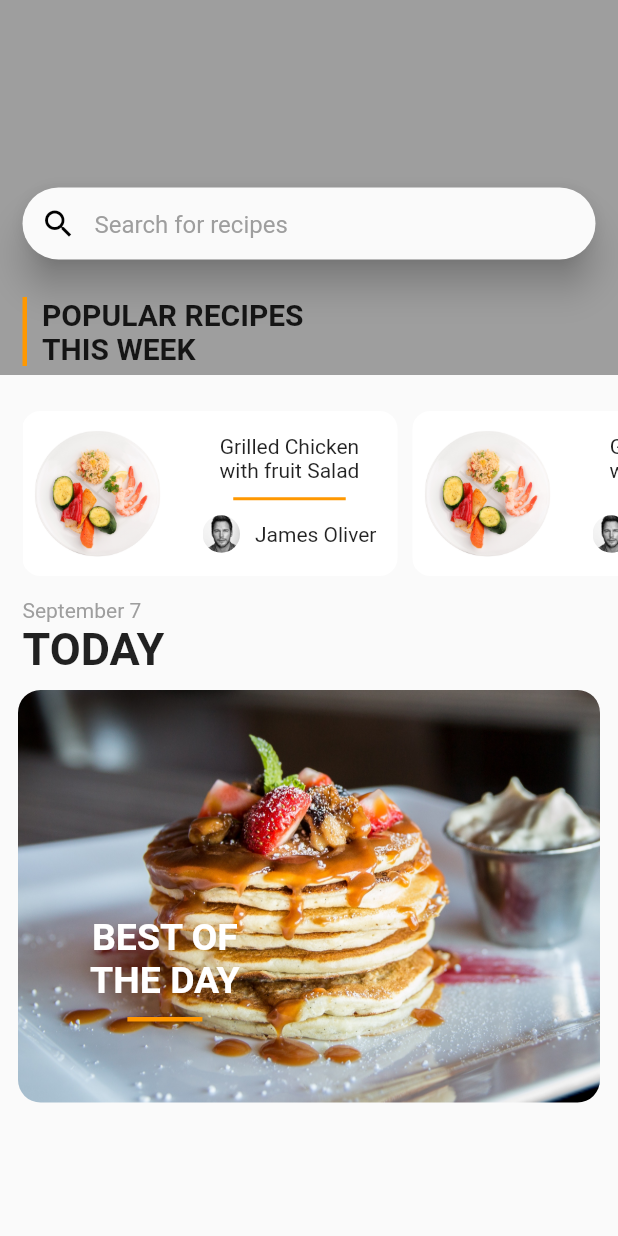
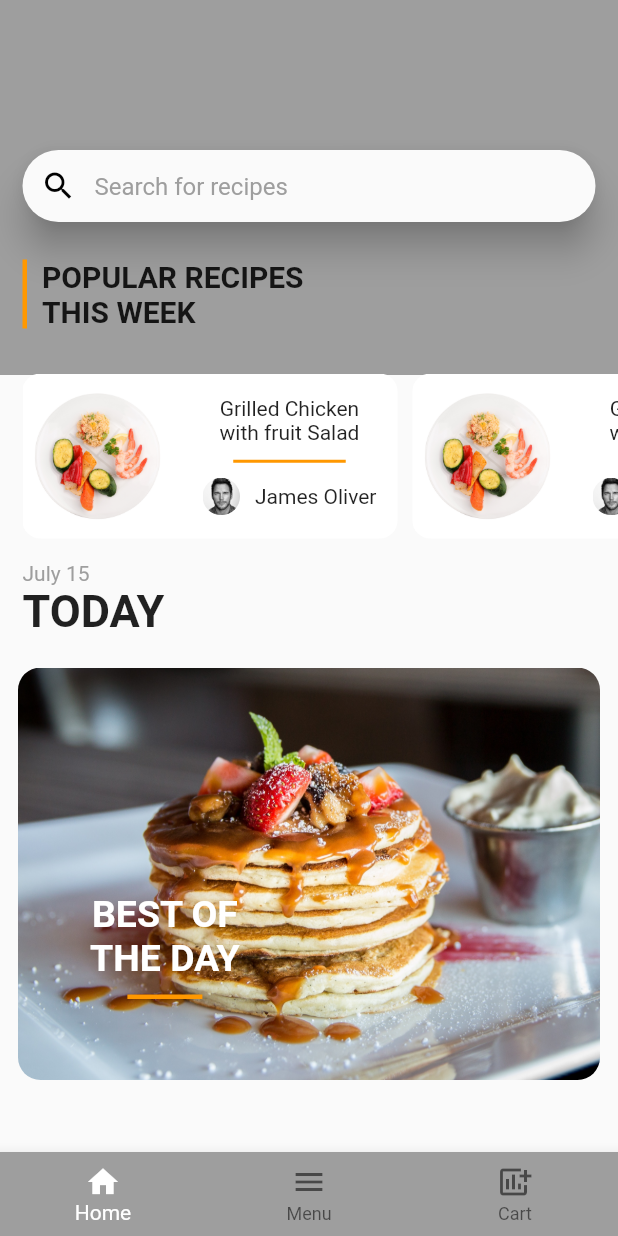
Before and after one commit to aryanmaheshwari1420/My-app, a Flutter app: the HomePage screen opened by its route, on a phone screen of 412 x 824 dp. Run offline on Flutter 3.47's test engine with Material 2 defaults, Android fonts, the phone set to English and light mode, and no system bars; our stand-ins replace carousel_slider, cloud_firestore, dots_indicator, firebase_core; accounts and stored records are empty; Roboto replaces fonts that are missing (Quicksand, Timesroman).

Commit message:
adding bottom navigation bar

```diff
--- a/whole_shop/lib/Home_page.dart
+++ b/whole_shop/lib/Home_page.dart
@@ -5,7 +5,6 @@ import 'dart:ui';
 import 'package:flutter/material.dart';
 import 'package:flutter/src/foundation/key.dart';
 import 'package:flutter/src/widgets/framework.dart';
-
 class HomePage extends StatefulWidget {
   const HomePage({Key? key}) : super(key: key);
 
@@ -14,12 +13,38 @@ class HomePage extends StatefulWidget {
 }
 
 class _HomePageState extends State<HomePage> {
+  int _selectedItem = 0;
   @override
   Widget build(BuildContext context) {
     // ignore: unnecessary_new
     return new Scaffold(
+
+       bottomNavigationBar: BottomNavigationBar(
+
+
+        items: [
+          BottomNavigationBarItem(icon: Icon(Icons.home), label: "Home"),
+          BottomNavigationBarItem(icon: Icon(Icons.menu), label: "Menu"),
+          BottomNavigationBarItem(
+              icon: Icon(Icons.add_chart), label: "Cart"),
+        ],
+        type: BottomNavigationBarType.fixed,// this fixed the bottom items
+        backgroundColor: Colors.grey,
+        fixedColor: Colors.white,
+        currentIndex: _selectedItem,
+        onTap: (setvalue) {
+          setState(() {
+            _selectedItem = setvalue;
+          });
+        },
+      ),
       // backgroundColor: Colors.yellow,
-      resizeToAvoidBottomInset: false,
+
+
+
+
+
+    resizeToAvoidBottomInset: false,
       body: Column(
         children: <Widget>[
           Stack(
@@ -32,7 +57,7 @@ class _HomePageState extends State<HomePage> {
               Column(
                 children: [
                   Container(
-                    padding: EdgeInsets.fromLTRB(15.0, 125.0, 15.0, 10.0),
+                    padding: EdgeInsets.fromLTRB(15.0, 100.0, 15.0, 10.0),
                     child: Material(
                       elevation: 10.0,
                       borderRadius: BorderRadius.circular(25.0),
@@ -118,7 +143,7 @@ class _HomePageState extends State<HomePage> {
             alignment: Alignment.centerLeft,
             padding: EdgeInsets.only(left: 15.0),
             child: Text(
-              'September 7',
+              'July 15',
               style: TextStyle(
                   fontFamily: 'Quicksand', color: Colors.grey, fontSize: 14.0),
             ),
@@ -135,12 +160,12 @@ class _HomePageState extends State<HomePage> {
             ),
           ),
           SizedBox(
-            height: 10.0,
+            height: 20.0,
           ),
           Stack(
             children: [
               Padding(
-                padding: EdgeInsets.only(left: 12.0, right: 12.0),
+                padding: EdgeInsets.only(left: 12.0, right: 12.0,),
                 child: Container(
                   height: 275.0,
                   decoration: BoxDecoration(
@@ -183,6 +208,7 @@ class _HomePageState extends State<HomePage> {
           )
         ],
       ),
+
     );
   }
 
```
